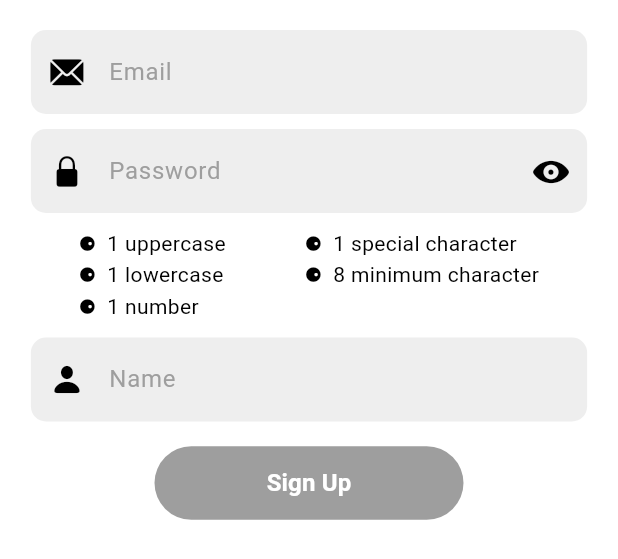
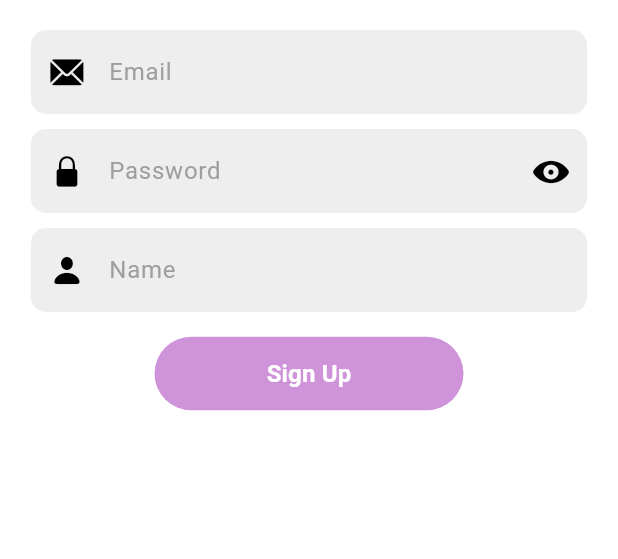
Before and after one commit to Sakii470/login_flutter-firebase, a Flutter app: the SignUpScreen widget shown alone on an empty page, opened directly, on a phone screen of 412 x 824 dp. Shown: the top 559 px of the screen. Run offline on Flutter 3.47's test engine with Material 3 defaults, Android fonts, the phone set to English and light mode, and no system bars; our stand-ins replace bloc, cloud_firestore, equatable, firebase_auth, firebase_core, firebase_storage and 3 more; accounts and stored records are empty; generated files the repository leaves out were written again.

Commit message:
login by email and password - done

```diff
--- a/login_app/lib/app_view.dart
+++ b/login_app/lib/app_view.dart
@@ -1,7 +1,7 @@
 import 'package:flutter/material.dart';
 import 'package:flutter_bloc/flutter_bloc.dart';
 import 'package:login_app/blocs/authentication_cubit/cubit/authentication_cubit.dart';
-import 'package:login_app/app_router.dart';
+import 'package:login_app/routing/app_router.dart';
 
 class MyAppView extends StatelessWidget {
   const MyAppView({super.key});
--- a/login_app/lib/main.dart
+++ b/login_app/lib/main.dart
@@ -1,10 +1,9 @@
-// lib/main.dart
 import 'package:flutter/material.dart';
 import 'package:firebase_core/firebase_core.dart';
 import 'package:flutter/services.dart';
 import 'package:flutter_bloc/flutter_bloc.dart';
 import 'package:user_repository/user_repository.dart';
-import 'app.dart'; // Will be our new main_app.dart
+import 'app.dart';
 import 'simple_bloc_observer.dart';
 import 'firebase_options.dart';
 
--- a/login_app/lib/screens/sign_in/cubit/sign_in_cubit.dart
+++ b/login_app/lib/screens/sign_in/cubit/sign_in_cubit.dart
@@ -4,10 +4,6 @@ import 'package:equatable/equatable.dart';
 import 'package:user_repository/user_repository.dart';
 
 part 'sign_in_state.dart';
-
-// Assuming these are defined in your components/strings.dart or similar
-final RegExp emailRexExp = RegExp(r'^[\w-\.]+@([\w-]+\.)+[\w-]{2,4}$');
-final RegExp passwordRexExp = RegExp(r'^(?=.*[A-Za-z])(?=.*\d)[A-Za-z\d]{8,}$');
 
 class SignInCubit extends Cubit<SignInState> {
   final UserRepository _userRepository;
@@ -30,7 +26,7 @@ class SignInCubit extends Cubit<SignInState> {
 
   /// Validates the form based on the current email and password.
   bool _validateForm({required String email, required String password}) {
-    return emailRexExp.hasMatch(email) && passwordRexExp.hasMatch(password);
+    return email.isNotEmpty && password.isNotEmpty;
   }
 
   /// Triggers the sign-in process with email and password from the state.
--- a/login_app/lib/screens/sign_up/cubit/sign_up_cubit.dart
+++ b/login_app/lib/screens/sign_up/cubit/sign_up_cubit.dart
@@ -3,7 +3,7 @@ import 'dart:developer';
 import 'package:bloc/bloc.dart';
 import 'package:equatable/equatable.dart';
 import 'package:firebase_auth/firebase_auth.dart';
-import 'package:login_app/components/strings.dart'; // For specialCharRexExp
+import 'package:login_app/components/strings.dart';
 import 'package:user_repository/user_repository.dart';
 
 part 'sign_up_state.dart';
--- a/login_app/lib/screens/sign_up/cubit/sign_up_state.dart
+++ b/login_app/lib/screens/sign_up/cubit/sign_up_state.dart
@@ -16,24 +16,8 @@ class SignUpState extends Equatable {
   final String name;
   final SubmissionStatus status;
 
-  // You can create getters to derive data from the state.
-  // This is cleaner than storing lots of booleans.
-  bool get containsUpperCase => password.contains(RegExp(r'[A-Z]'));
-  bool get containsLowerCase => password.contains(RegExp(r'[a-z]'));
-  bool get containsNumber => password.contains(RegExp(r'[0-9]'));
-  // Assuming you have this regex defined somewhere
-  bool get containsSpecialChar => password.contains(specialCharRexExp);
-  bool get contains8Length => password.length >= 8;
-
   // A getter to determine if the form is valid and the button should be enabled.
-  bool get isFormValid =>
-      email.isNotEmpty &&
-      name.isNotEmpty &&
-      containsUpperCase &&
-      containsLowerCase &&
-      containsNumber &&
-      containsSpecialChar &&
-      contains8Length;
+  bool get isFormValid => email.isNotEmpty && name.isNotEmpty;
 
   // The copyWith method is crucial for creating new states immutably.
   SignUpState copyWith({
--- a/login_app/lib/screens/sign_up/presentation/sign_up_screen.dart
+++ b/login_app/lib/screens/sign_up/presentation/sign_up_screen.dart
@@ -32,6 +32,7 @@ class _SignUpScreenState extends State<SignUpScreen> {
 
   @override
   Widget build(BuildContext context) {
+    final screenWidth = MediaQuery.of(context).size.width;
     return BlocListener<SignUpCubit, SignUpState>(
       listener: (context, state) {
         // Use the listener for side-effects like showing a SnackBar.
@@ -51,7 +52,7 @@ class _SignUpScreenState extends State<SignUpScreen> {
             children: [
               const SizedBox(height: 20),
               SizedBox(
-                width: MediaQuery.of(context).size.width * 0.9,
+                width: screenWidth * 0.9,
                 child: MyTextField(
                   controller: emailController,
                   hintText: 'Email',
@@ -69,7 +70,7 @@ class _SignUpScreenState extends State<SignUpScreen> {
                     if (val!.isEmpty) {
                       return 'Please fill in this field';
                     } else if (!emailRexExp.hasMatch(val)) {
-                      return 'Please enter a valid email';
+                      return 'Please enter a valid email format (example@domain.com)';
                     }
                     return null;
                   },
@@ -77,7 +78,7 @@ class _SignUpScreenState extends State<SignUpScreen> {
               ),
               const SizedBox(height: 10),
               SizedBox(
-                width: MediaQuery.of(context).size.width * 0.9,
+                width: screenWidth * 0.9,
                 child: MyTextField(
                   controller: passwordController,
                   hintText: 'Password',
@@ -108,71 +109,15 @@ class _SignUpScreenState extends State<SignUpScreen> {
                   validator: (val) {
                     if (val!.isEmpty) {
                       return 'Please fill in this field';
-                    } else if (!passwordRexExp.hasMatch(val)) {
-                      return 'Please enter a valid password';
                     }
                     return null;
                   },
                 ),
               ),
-              const SizedBox(height: 10),
-              // Use BlocBuilder to rebuild only the widgets that depend on the state
-              BlocBuilder<SignUpCubit, SignUpState>(
-                builder: (context, state) {
-                  return Row(
-                    mainAxisAlignment: MainAxisAlignment.spaceEvenly,
-                    crossAxisAlignment: CrossAxisAlignment.start,
-                    children: [
-                      Column(
-                        crossAxisAlignment: CrossAxisAlignment.start,
-                        children: [
-                          Text(
-                            "⚈  1 uppercase",
-                            style: TextStyle(
-                                color: state.containsUpperCase
-                                    ? Colors.green
-                                    : Theme.of(context).colorScheme.onBackground),
-                          ),
-                          Text(
-                            "⚈  1 lowercase",
-                            style: TextStyle(
-                                color: state.containsLowerCase
-                                    ? Colors.green
-                                    : Theme.of(context).colorScheme.onBackground),
-                          ),
-                          Text(
-                            "⚈  1 number",
-                            style: TextStyle(
-                                color:
-                                    state.containsNumber ? Colors.green : Theme.of(context).colorScheme.onBackground),
-                          ),
-                        ],
-                      ),
-                      Column(
-                        crossAxisAlignment: CrossAxisAlignment.start,
-                        children: [
-                          Text(
-                            "⚈  1 special character",
-                            style: TextStyle(
-                                color: state.containsSpecialChar
-                                    ? Colors.green
-                                    : Theme.of(context).colorScheme.onBackground),
-                          ),
-                          Text(
-                            "⚈  8 minimum character",
-                            style: TextStyle(
-                                color:
-                                    state.contains8Length ? Colors.green : Theme.of(context).colorScheme.onBackground),
-                          ),
-                        ],
-                      ),
-                    ],
-                  );
-                },
-              ),
+
               const SizedBox(height: 10),
               SizedBox(
-                width: MediaQuery.of(context).size.width * 0.9,
+                width: screenWidth * 0.9,
                 child: MyTextField(
                   controller: nameController,
                   hintText: 'Name',
@@ -203,21 +148,18 @@ class _SignUpScreenState extends State<SignUpScreen> {
                   return state.status == SubmissionStatus.inProgress
                       ? const CircularProgressIndicator()
                       : SizedBox(
-                          width: MediaQuery.of(context).size.width * 0.5,
+                          width: screenWidth * 0.5,
                           child: TextButton(
                               // Disable the button if the form is invalid
-                              onPressed: state.isFormValid
-                                  ? () {
-                                      if (_formKey.currentState!.validate()) {
-                                        context.read<SignUpCubit>().signUp();
-                                      }
-                                    }
-                                  : null, // Setting onPressed to null disables the button
+                              onPressed: () {
+                                if (_formKey.currentState!.validate()) {
+                                  context.read<SignUpCubit>().signUp();
+                                }
+                              },
                               style: TextButton.styleFrom(
                                   elevation: 3.0,
-                                  backgroundColor: state.isFormValid
-                                      ? Theme.of(context).colorScheme.primary
-                                      : Colors.grey, // Visual feedback for disabled state
+                                  backgroundColor:
+                                      Theme.of(context).colorScheme.primary, // Visual feedback for disabled state
                                   foregroundColor: Colors.white,
                                   shape: RoundedRectangleBorder(borderRadius: BorderRadius.circular(60))),
                               child: const Padding(
--- a/login_app/packages/user_repository/lib/src/firebase_user_repository.dart
+++ b/login_app/packages/user_repository/lib/src/firebase_user_repository.dart
@@ -4,8 +4,10 @@ import 'dart:io';
 import 'package:cloud_firestore/cloud_firestore.dart';
 import 'package:firebase_auth/firebase_auth.dart';
 import 'package:firebase_storage/firebase_storage.dart';
+import 'package:flutter/foundation.dart';
 import 'package:user_repository/src/models/my_user.dart';
 import 'package:user_repository/user_repository.dart';
+import 'package:google_sign_in/google_sign_in.dart';
 
 class FirebaseUserRepository implements UserRepository {
   FirebaseUserRepository({
--- a/login_app/packages/user_repository/pubspec.yaml
+++ b/login_app/packages/user_repository/pubspec.yaml
@@ -17,6 +17,9 @@ dependencies:
   firebase_storage: ^13.0.3
   firebase_core: ^4.2.0
 
+ # Google Sign In
+  google_sign_in: ^7.2.0
+
 
 
 dev_dependencies:
--- a/login_app/pubspec.yaml
+++ b/login_app/pubspec.yaml
@@ -30,6 +30,8 @@ dependencies:
 
 flutter:
   uses-material-design: true
+  assets:
+    - assets/
 
 
 
```
Also changed, not shown: login_app/lib/screens/sign_in/presentation/sign_in_screen.dart (+26 -36 lines), login_app/assets/google_logo.png (added), login_app/lib/routing/app_router.dart (renamed from login_app/lib/app_router.dart), login_app/packages/user_repository/pubspec.lock, login_app/pubspec.lock, 4 other files.
